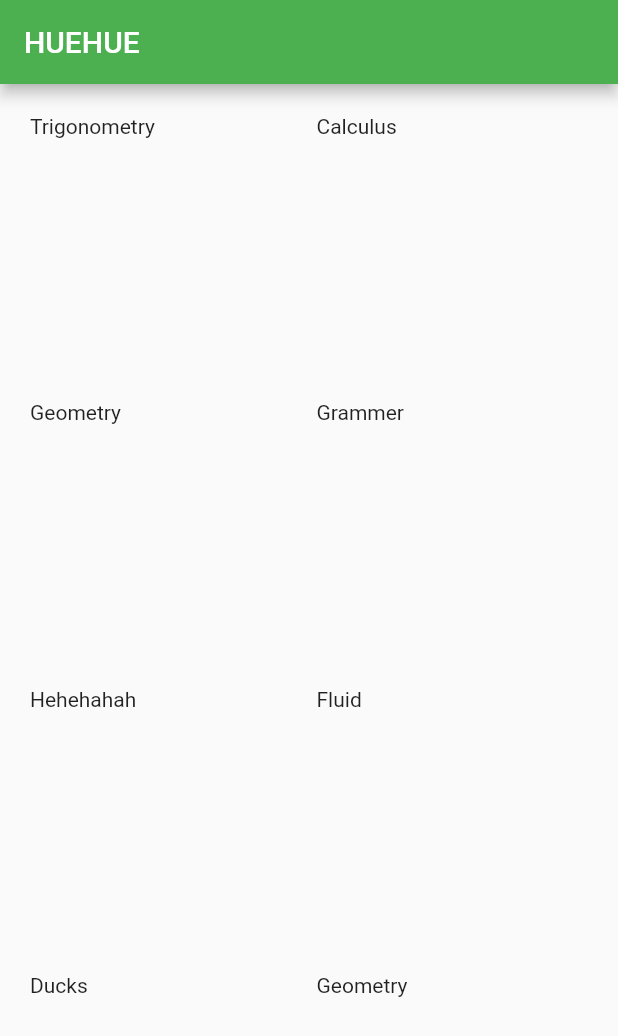
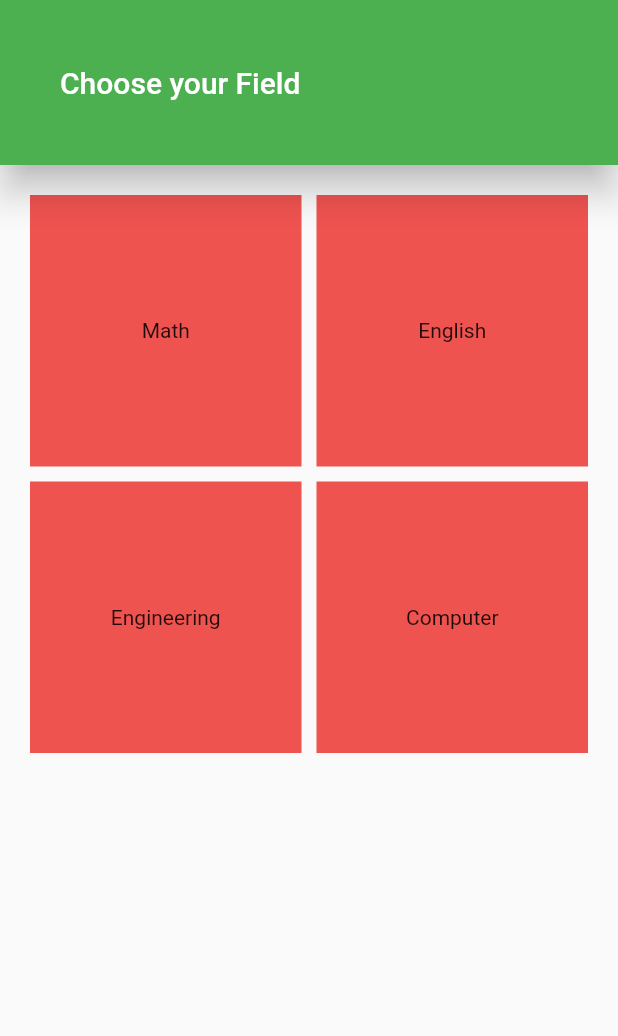
Before and after one commit to Umairius/AskIT, a Flutter app: the screen it shows after launch, on a phone screen of 412 x 824 dp. Shown: the top 1036 px of the screen. Run offline on Flutter 3.47's test engine with Material 2 defaults, Android fonts, the phone set to English and light mode, and no system bars.

Commit message:
added navigation from field to subject screen

```diff
--- /dev/null
+++ b/askit/lib/Screens/fieldScreen.dart
@@ -0,0 +1,52 @@
+import 'package:flutter/cupertino.dart';
+import 'package:flutter/src/foundation/key.dart';
+import 'package:flutter/src/widgets/framework.dart';
+import '../data.dart';
+import 'package:flutter/material.dart';
+import 'subjectScreen.dart';
+
+class FieldScreen extends StatelessWidget {
+  // const SubjectScreen({Key? key}) : super(key: key);
+
+  final subjectList = <String>[];
+
+  void getFieldList() {
+    for (int i = 0; i < Data.length; i++) {
+      subjectList.add(Data[i].name.toString());
+    }
+  }
+
+  init() {
+    getFieldList();
+  }
+
+  @override
+  Widget build(BuildContext context) {
+    init();
+    return GridView.count(
+      primary: false,
+      padding: const EdgeInsets.all(20),
+      crossAxisSpacing: 10,
+      mainAxisSpacing: 10,
+      crossAxisCount: 2,
+      children: subjectList.map((subject) {
+        return InkWell(
+          onTap: () {
+            Navigator.push(
+              context,
+              MaterialPageRoute(builder: (context) => SubjectScreen(subject)),
+            );
+          },
+          child: Container(
+            height: 10,
+            width: 10,
+            color: Colors.red.shade400,
+            child: Center(
+              child: Text(subject),
+            ),
+          ),
+        );
+      }).toList(),
+    );
+  }
+}
--- a/askit/lib/Screens/subjectScreen.dart
+++ b/askit/lib/Screens/subjectScreen.dart
@@ -7,33 +7,21 @@ import 'package:flutter/material.dart';
 class SubjectScreen extends StatelessWidget {
   // const SubjectScreen({Key? key}) : super(key: key);
 
-  final subjectList = <String>[];
+  final String subjectname;
 
-  init() {
-    getLists();
-  }
+  SubjectScreen(this.subjectname);
 
-  void getLists() async {
-    print("function has ran");
-    for (int i = 0; i < Data.length; i++) {
-      for (int j = 0; j < Data[i].subjects.topics.length; j++) {
-        subjectList.add(Data[i].subjects.topics[j]);
-      }
-    }
-  }
+  // final subjectList = <String>[];
 
   @override
   Widget build(BuildContext context) {
-    init();
-    return GridView.count(
-      primary: false,
-      padding: const EdgeInsets.all(20),
-      crossAxisSpacing: 10,
-      mainAxisSpacing: 10,
-      crossAxisCount: 2,
-      children: subjectList.map((subject) {
-        return Text(subject);
-      }).toList(),
-    );
+    return Scaffold(
+        appBar: AppBar(
+          elevation: 10,
+          toolbarHeight: 110,
+          titleSpacing: 40,
+          title: const Text("Choose your Subject"),
+        ),
+        body: Text(subjectname));
   }
 }
--- a/askit/lib/data.dart
+++ b/askit/lib/data.dart
@@ -37,3 +37,9 @@ void getLists() {
     }
   }
 }
+
+void getFieldList() {
+  for (int i = 0; i < Data.length; i++) {
+    print(Data[i].name);
+  }
+}
--- a/askit/lib/main.dart
+++ b/askit/lib/main.dart
@@ -1,6 +1,6 @@
 // import 'package:askit/videocall/call.dart';
 // import 'package:askit/livestream/call.dart';
-import 'package:askit/Screens/subjectScreen.dart';
+import 'package:askit/Screens/fieldScreen.dart';
 import 'package:flutter/material.dart';
 
 import "data.dart";
@@ -24,7 +24,13 @@ class MyApp extends StatelessWidget {
         height: 100,
         width: 100,
         child: Scaffold(
-            appBar: AppBar(title: const Text("HUEHUE")), body: SubjectScreen()),
+            appBar: AppBar(
+              elevation: 10,
+              toolbarHeight: 110,
+              titleSpacing: 40,
+              title: const Text("Choose your Field"),
+            ),
+            body: FieldScreen()),
       ),
     );
   }
```
